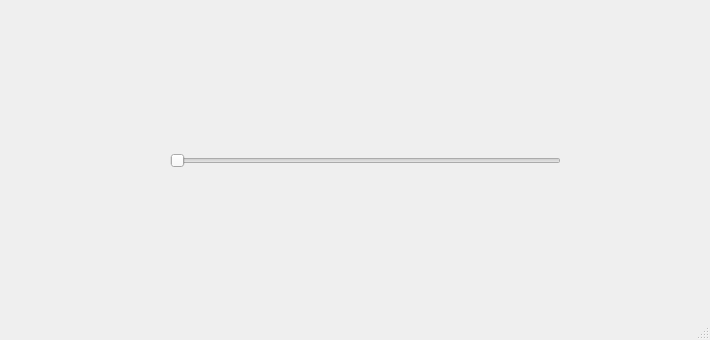
sp1103/frameAnimationProofOfConcept, file editorproof.ui: the form before one commit; both pictures show x 90 to 800 and y 260 to 600 of the 800 by 600 pixel window.
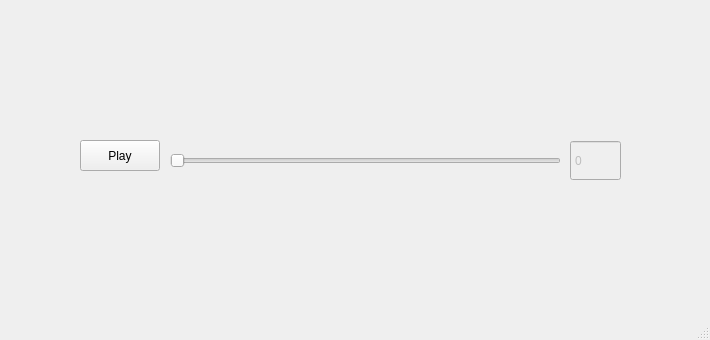
The form after the commit.

Commit message: adding basic start button

What changed in the file:
```diff
--- a/editorproof.ui
+++ b/editorproof.ui
@@ -43,6 +43,35 @@
      <string/>
     </property>
    </widget>
+   <widget class="QPushButton" name="playButton">
+    <property name="geometry">
+     <rect>
+      <x>170</x>
+      <y>400</y>
+      <width>80</width>
+      <height>31</height>
+     </rect>
+    </property>
+    <property name="text">
+     <string>Play</string>
+    </property>
+   </widget>
+   <widget class="QSpinBox" name="spinBox">
+    <property name="enabled">
+     <bool>false</bool>
+    </property>
+    <property name="geometry">
+     <rect>
+      <x>660</x>
+      <y>400</y>
+      <width>51</width>
+      <height>41</height>
+     </rect>
+    </property>
+    <property name="buttonSymbols">
+     <enum>QAbstractSpinBox::NoButtons</enum>
+    </property>
+   </widget>
   </widget>
   <widget class="QMenuBar" name="menubar">
    <property name="geometry">
```
Left out of the diff: 19 changed lines with no effect on the pictures. The commit also changes 1 other file.
